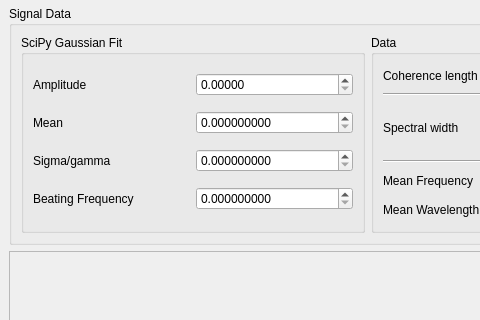
Above: gui/gui.ui from twobackfromtheend/pintera before the change; both pictures show x 0 to 480 and y 394 to 714 of the 946 by 978 pixel window. Below: the same form after it.
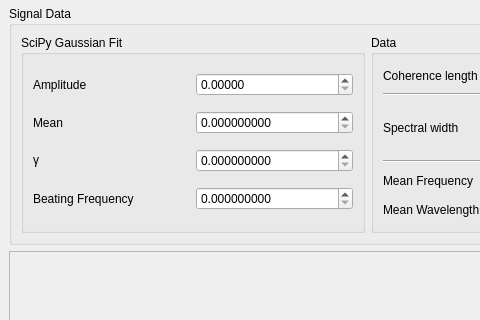
That is the form after the change.

The edit to the form file:
```diff
--- a/gui/gui.ui
+++ b/gui/gui.ui
@@ -562,7 +562,10 @@
           <item row="2" column="0">
            <widget class="QLabel" name="label_10">
             <property name="text">
-             <string>Sigma/gamma</string>
+             <string>γ</string>
+            </property>
+            <property name="textFormat">
+             <enum>Qt::RichText</enum>
             </property>
            </widget>
           </item>
```
Left out of the diff: 19 changed lines with no effect on the pictures.
